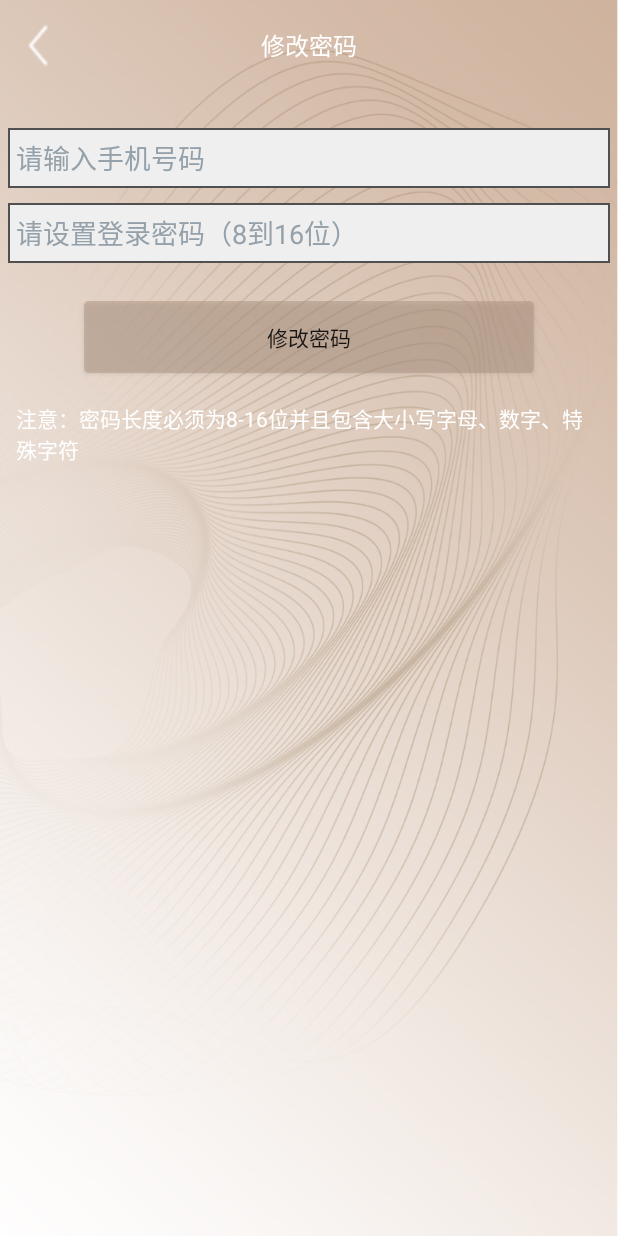
After one commit to violet-two/login-android, an Android app: the layout activity_modify_password.xml on its own in the app's theme, with its tools: preview values and no code run, on a phone screen of 412 x 824 dp. The commit adds this screen. Run offline under Robolectric (Android 15) with nearby library versions, the phone set to English and light mode, and no system bars.

Commit message:
更新了登录和注册

```diff
--- a/login-ws-team/build.gradle
+++ b/login-ws-team/build.gradle
@@ -39,4 +39,7 @@ dependencies {
     androidTestImplementation 'androidx.test.espresso:espresso-core:3.4.0'
     implementation("com.squareup.okhttp3:okhttp:4.10.0")
     implementation 'com.google.code.gson:gson:2.9.0'
+    implementation 'com.squareup.retrofit2:retrofit:2.7.0'
+    implementation 'com.squareup.retrofit2:converter-gson:2.9.0'
+//    annotationProcessor 'com.github.bumptech.glide:compiler:4.13.2'
 }
--- a/login-ws-team/src/main/java/ws/com/login_ws_team/RegisterActivity.java
+++ b/login-ws-team/src/main/java/ws/com/login_ws_team/RegisterActivity.java
@@ -11,7 +11,7 @@ import android.widget.RadioButton;
 
 import java.util.HashMap;
 
-import ws.com.login_ws_team.LoginService.Register;
+import ws.com.login_ws_team.loginService.Register;
 import ws.com.login_ws_team.util.ScreenUtil;
 import ws.com.login_ws_team.util.ToastUtil;
 
--- a/login-ws-team/src/main/res/layout/activity_main.xml
+++ b/login-ws-team/src/main/res/layout/activity_main.xml
@@ -128,6 +128,7 @@
             android:textSize="@dimen/s15sp" />
 
         <Button
+            android:id="@+id/btn_modifyPassword"
             android:layout_width="match_parent"
             android:layout_height="50dp"
             android:layout_marginTop="10dp"
--- /dev/null
+++ b/login-ws-team/src/main/res/layout/activity_modify_password.xml
@@ -0,0 +1,90 @@
+<?xml version="1.0" encoding="utf-8"?>
+<LinearLayout xmlns:android="http://schemas.android.com/apk/res/android"
+    xmlns:app="http://schemas.android.com/apk/res-auto"
+    xmlns:tools="http://schemas.android.com/tools"
+    android:layout_width="match_parent"
+    android:layout_height="match_parent"
+    android:background="@drawable/bg"
+    android:orientation="vertical"
+    android:padding="5dp"
+    tools:context=".RegisterActivity">
+
+    <RelativeLayout
+        android:layout_width="match_parent"
+        android:layout_height="wrap_content">
+
+        <ImageView
+            android:layout_width="50dp"
+            android:layout_height="50dp"
+            android:onClick="reBack"
+            android:paddingLeft="0dp"
+            android:paddingTop="10dp"
+            android:paddingRight="10dp"
+            android:paddingBottom="10dp"
+            android:src="@drawable/reback_01" />
+
+        <TextView
+            android:layout_width="match_parent"
+            android:layout_height="50dp"
+            android:gravity="center"
+            android:text="@string/modify_button"
+            android:textColor="@color/white"
+            android:textSize="@dimen/s16sp" />
+    </RelativeLayout>
+
+    <LinearLayout
+        android:layout_width="match_parent"
+        android:layout_height="wrap_content"
+        android:layout_marginTop="20dp"
+        android:orientation="vertical">
+
+        <EditText
+            android:id="@+id/et_phone"
+            android:layout_width="match_parent"
+            android:layout_height="40dp"
+            android:layout_marginTop="10dp"
+            android:background="@drawable/register_input_bg"
+            android:hint="@string/phoneNum"
+            android:paddingLeft="5dp"
+            android:maxLength="11"
+            android:textColor="@color/black"
+            android:textColorHint="#95A1AA" />
+
+        <EditText
+            android:id="@+id/et_password"
+            android:layout_width="match_parent"
+            android:layout_height="40dp"
+            android:layout_marginTop="10dp"
+            android:background="@drawable/register_input_bg"
+            android:hint="@string/password"
+            android:inputType="textPassword"
+            android:paddingLeft="5dp"
+            android:textColor="@color/black"
+            android:textColorHint="#95A1AA" />
+
+    </LinearLayout>
+
+
+    <LinearLayout
+        android:layout_width="match_parent"
+        android:layout_height="wrap_content"
+        android:layout_marginTop="25dp"
+        android:gravity="center"
+        android:orientation="vertical">
+        <Button
+            android:id="@+id/modify_password"
+            android:layout_width="300dp"
+            android:layout_height="wrap_content"
+            android:background="@drawable/login_button_bg"
+            android:text="@string/modify_button"></Button>
+        <TextView
+            android:layout_width="match_parent"
+            android:layout_height="wrap_content"
+            android:layout_marginTop="20dp"
+            android:paddingLeft="5dp"
+            android:paddingRight="5dp"
+            android:text="@string/tips"
+            android:textColor="@color/white"
+            android:textSize="14sp" />
+    </LinearLayout>
+</LinearLayout>
--- a/login-ws-team/src/main/res/values/strings.xml
+++ b/login-ws-team/src/main/res/values/strings.xml
@@ -17,5 +17,10 @@
     <string name="register_button">免费注册</string>
     <string name="tips">注意：密码长度必须为8-16位并且包含大小写字母、数字、特殊字符</string>
 
+    <!--修改密码-->
+    <string name="modify_button">修改密码</string>
+    <string name="phone">电话号码</string>
+    <string name="rePassword">请设置登录密码（8到16位）</string>
+
 
 </resources>
```
Also changed, not shown: login-ws-team/src/main/java/ws/com/login_ws_team/MainActivity.java (+13 -5 lines), login-ws-team/src/main/java/ws/com/login_ws_team/ModifyPasswordActivity.java (added, +68 -0 lines), login-ws-team/src/main/java/ws/com/login_ws_team/api/API.java (added, +22 -0 lines), login-ws-team/src/main/java/ws/com/login_ws_team/loginService/Login.java (added, +69 -0 lines), login-ws-team/src/main/java/ws/com/login_ws_team/loginService/ModifyPassword.java (renamed from login-ws-team/src/main/java/ws/com/login_ws_team/LoginService/Login.java, +14 -22 lines), login-ws-team/src/main/java/ws/com/login_ws_team/loginService/Register.java (renamed from login-ws-team/src/main/java/ws/com/login_ws_team/LoginService/Register.java, +33 -21 lines), login-ws-team/src/main/java/ws/com/login_ws_team/util/HttpUtil.java (+63 -25 lines), login-ws-team/src/main/java/ws/com/login_ws_team/util/LoginUtil.java (+11 -1 lines).
